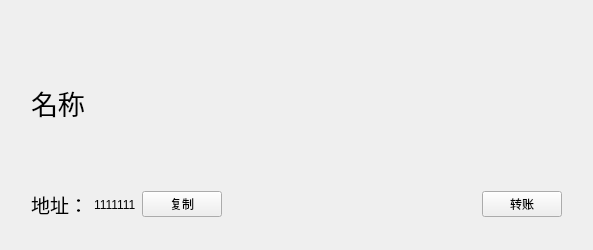
Above: contact/ContactInfoTitleWidget.ui from HcashOrg/hx-indicator before the change. Below: the same form after it.
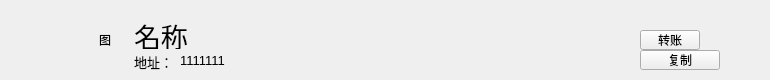
That is the form after the change.

```diff
--- a/contact/ContactInfoTitleWidget.ui
+++ b/contact/ContactInfoTitleWidget.ui
@@ -6,110 +6,109 @@
    <rect>
     <x>0</x>
     <y>0</y>
-    <width>593</width>
-    <height>250</height>
+    <width>770</width>
+    <height>80</height>
    </rect>
   </property>
   <property name="windowTitle">
    <string>Form</string>
   </property>
-  <layout class="QVBoxLayout" name="verticalLayout_2">
-   <item>
-    <layout class="QVBoxLayout" name="verticalLayout">
-     <property name="leftMargin">
-      <number>20</number>
-     </property>
-     <property name="topMargin">
-      <number>10</number>
-     </property>
-     <property name="rightMargin">
-      <number>20</number>
-     </property>
-     <property name="bottomMargin">
-      <number>20</number>
-     </property>
-     <item>
-      <layout class="QHBoxLayout" name="horizontalLayout">
-       <item>
-        <widget class="QLabel" name="label_name">
-         <property name="font">
-          <font>
-           <pointsize>20</pointsize>
-          </font>
+  <widget class="QLabel" name="label_pic">
+   <property name="geometry">
+    <rect>
+     <x>80</x>
+     <y>15</y>
+     <width>50</width>
+     <height>50</height>
+    </rect>
          </property>
          <property name="text">
-          <string>名称</string>
-         </property>
-        </widget>
-       </item>
-       <item>
-        <spacer name="horizontalSpacer">
-         <property name="orientation">
-          <enum>Qt::Horizontal</enum>
-         </property>
-         <property name="sizeHint" stdset="0">
-          <size>
-           <width>40</width>
-           <height>20</height>
-          </size>
-         </property>
-        </spacer>
-       </item>
-      </layout>
-     </item>
-     <item>
-      <layout class="QHBoxLayout" name="horizontalLayout_2">
-       <item>
+    <string>图</string>
+   </property>
+   <property name="alignment">
+    <set>Qt::AlignCenter</set>
+   </property>
+  </widget>
         <widget class="QLabel" name="label_addressTitle">
+   <property name="geometry">
+    <rect>
+     <x>134</x>
+     <y>52</y>
+     <width>41</width>
+     <height>19</height>
+    </rect>
+   </property>
          <property name="font">
           <font>
-           <pointsize>14</pointsize>
+     <pointsize>10</pointsize>
           </font>
          </property>
          <property name="text">
           <string>地址：</string>
          </property>
         </widget>
-       </item>
-       <item>
         <widget class="QLabel" name="label_address">
+   <property name="geometry">
+    <rect>
+     <x>180</x>
+     <y>52</y>
+     <width>331</width>
+     <height>16</height>
+    </rect>
+   </property>
+   <property name="font">
+    <font>
+     <pointsize>10</pointsize>
+    </font>
+   </property>
          <property name="text">
           <string>1111111</string>
          </property>
         </widget>
-       </item>
-       <item>
         <widget class="QPushButton" name="pushButton_copy">
+   <property name="geometry">
+    <rect>
+     <x>640</x>
+     <y>50</y>
+     <width>80</width>
+     <height>20</height>
+    </rect>
+   </property>
          <property name="text">
           <string>复制</string>
          </property>
         </widget>
-       </item>
-       <item>
-        <spacer name="horizontalSpacer_2">
-         <property name="orientation">
-          <enum>Qt::Horizontal</enum>
-         </property>
-         <property name="sizeHint" stdset="0">
-          <size>
-           <width>40</width>
-           <height>20</height>
-          </size>
-         </property>
-        </spacer>
-       </item>
-       <item>
         <widget class="QPushButton" name="pushButton_transfer">
+   <property name="geometry">
+    <rect>
+     <x>640</x>
+     <y>30</y>
+     <width>60</width>
+     <height>20</height>
+    </rect>
+   </property>
          <property name="text">
           <string>转账</string>
          </property>
         </widget>
-       </item>
-      </layout>
-     </item>
-    </layout>
-   </item>
-  </layout>
+  <widget class="QLabel" name="label_name">
+   <property name="geometry">
+    <rect>
+     <x>134</x>
+     <y>22</y>
+     <width>311</width>
+     <height>27</height>
+    </rect>
+   </property>
+   <property name="font">
+    <font>
+     <pointsize>20</pointsize>
+    </font>
+   </property>
+   <property name="text">
+    <string>名称</string>
+   </property>
+  </widget>
  </widget>
  <resources/>
  <connections/>
```
Lines whose indentation alone changed are shown as unchanged.
